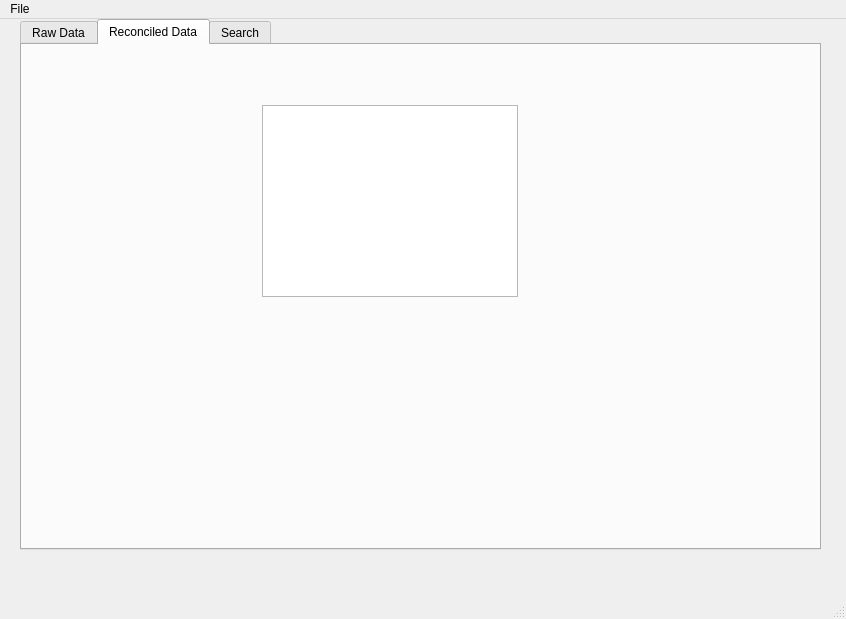
This is Test.ui in slipschutz/geu as Qt 5 draws it before an edit. The edited form follows.
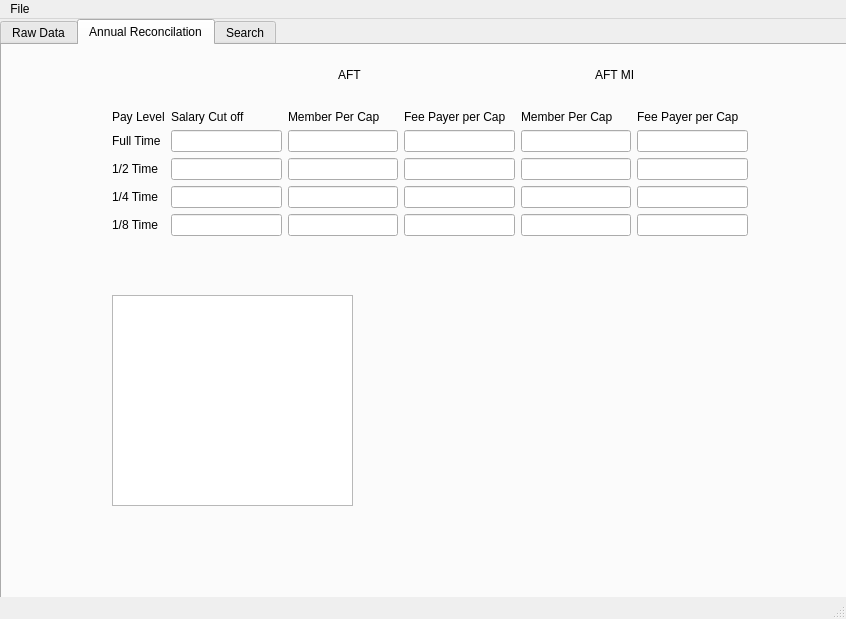
This is the edited form. The open tabs and pages were chosen to show the change.

Commit message: Added lots of fields to the GUI for per cap info input Added the assocaited connections in GUITest to read in this info

Diff of the .ui file:
```diff
--- a/Test.ui
+++ b/Test.ui
@@ -17,10 +17,10 @@
    <widget class="QTabWidget" name="tabWidget">
     <property name="geometry">
      <rect>
-      <x>20</x>
+      <x>0</x>
       <y>0</y>
-      <width>801</width>
-      <height>531</height>
+      <width>851</width>
+      <height>591</height>
      </rect>
     </property>
     <property name="currentIndex">
@@ -144,18 +144,247 @@
     </widget>
     <widget class="QWidget" name="tab">
      <attribute name="title">
-      <string>Reconciled Data</string>
+      <string>Annual Reconcilation</string>
      </attribute>
      <widget class="QListWidget" name="ReconciledList">
       <property name="geometry">
        <rect>
-        <x>240</x>
-        <y>60</y>
-        <width>256</width>
-        <height>192</height>
+        <x>110</x>
+        <y>250</y>
+        <width>241</width>
+        <height>211</height>
        </rect>
       </property>
      </widget>
+     <widget class="QWidget" name="verticalLayoutWidget">
+      <property name="geometry">
+       <rect>
+        <x>110</x>
+        <y>0</y>
+        <width>636</width>
+        <height>191</height>
+       </rect>
+      </property>
+      <layout class="QVBoxLayout" name="verticalLayout">
+       <item>
+        <layout class="QHBoxLayout" name="horizontalLayout">
+         <item>
+          <spacer name="horizontalSpacer">
+           <property name="orientation">
+            <enum>Qt::Horizontal</enum>
+           </property>
+           <property name="sizeHint" stdset="0">
+            <size>
+             <width>40</width>
+             <height>20</height>
+            </size>
+           </property>
+          </spacer>
+         </item>
+         <item>
+          <spacer name="horizontalSpacer_4">
+           <property name="orientation">
+            <enum>Qt::Horizontal</enum>
+           </property>
+           <property name="sizeHint" stdset="0">
+            <size>
+             <width>40</width>
+             <height>20</height>
+            </size>
+           </property>
+          </spacer>
+         </item>
+         <item>
+          <widget class="QLabel" name="label_2">
+           <property name="text">
+            <string>AFT</string>
+           </property>
+          </widget>
+         </item>
+         <item>
+          <spacer name="horizontalSpacer_5">
+           <property name="orientation">
+            <enum>Qt::Horizontal</enum>
+           </property>
+           <property name="sizeHint" stdset="0">
+            <size>
+             <width>40</width>
+             <height>20</height>
+            </size>
+           </property>
+          </spacer>
+         </item>
+         <item>
+          <spacer name="horizontalSpacer_3">
+           <property name="orientation">
+            <enum>Qt::Horizontal</enum>
+           </property>
+           <property name="sizeHint" stdset="0">
+            <size>
+             <width>40</width>
+             <height>20</height>
+            </size>
+           </property>
+          </spacer>
+         </item>
+         <item>
+          <widget class="QLabel" name="label">
+           <property name="text">
+            <string>AFT MI</string>
+           </property>
+          </widget>
+         </item>
+         <item>
+          <spacer name="horizontalSpacer_2">
+           <property name="orientation">
+            <enum>Qt::Horizontal</enum>
+           </property>
+           <property name="sizeHint" stdset="0">
+            <size>
+             <width>40</width>
+             <height>20</height>
+            </size>
+           </property>
+          </spacer>
+         </item>
+        </layout>
+       </item>
+       <item>
+        <layout class="QGridLayout" name="gridLayout">
+         <item row="0" column="1">
+          <widget class="QLabel" name="label_12">
+           <property name="text">
+            <string>Salary Cut off</string>
+           </property>
+          </widget>
+         </item>
+         <item row="4" column="0">
+          <widget class="QLabel" name="label_9">
+           <property name="text">
+            <string>1/8 Time</string>
+           </property>
+          </widget>
+         </item>
+         <item row="0" column="2">
+          <widget class="QLabel" name="label_13">
+           <property name="text">
+            <string>Member Per Cap</string>
+           </property>
+          </widget>
+         </item>
+         <item row="0" column="5">
+          <widget class="QLabel" name="label_16">
+           <property name="text">
+            <string>Fee Payer per Cap</string>
+           </property>
+          </widget>
+         </item>
+         <item row="3" column="0">
+          <widget class="QLabel" name="label_7">
+           <property name="text">
+            <string>1/4 Time</string>
+           </property>
+          </widget>
+         </item>
+         <item row="0" column="0">
+          <widget class="QLabel" name="label_11">
+           <property name="text">
+            <string>Pay Level</string>
+           </property>
+          </widget>
+         </item>
+         <item row="0" column="4">
+          <widget class="QLabel" name="label_15">
+           <property name="text">
+            <string>Member Per Cap</string>
+           </property>
+          </widget>
+         </item>
+         <item row="2" column="0">
+          <widget class="QLabel" name="label_8">
+           <property name="text">
+            <string>1/2 Time</string>
+           </property>
+          </widget>
+         </item>
+         <item row="1" column="0">
+          <widget class="QLabel" name="label_6">
+           <property name="text">
+            <string>Full Time</string>
+           </property>
+          </widget>
+         </item>
+         <item row="0" column="3">
+          <widget class="QLabel" name="label_14">
+           <property name="text">
+            <string>Fee Payer per Cap</string>
+           </property>
+          </widget>
+         </item>
+         <item row="1" column="1">
+          <widget class="QLineEdit" name="FullTime_CutOff"/>
+         </item>
+         <item row="2" column="1">
+          <widget class="QLineEdit" name="HalfTime_CutOff"/>
+         </item>
+         <item row="3" column="1">
+          <widget class="QLineEdit" name="QuarterTime_CutOff"/>
+         </item>
+         <item row="4" column="1">
+          <widget class="QLineEdit" name="EighthTime_CutOff"/>
+         </item>
+         <item row="1" column="2">
+          <widget class="QLineEdit" name="FullTime_AFTMemPerCap"/>
+         </item>
+         <item row="2" column="2">
+          <widget class="QLineEdit" name="HalfTime_AFTMemPerCap"/>
+         </item>
+         <item row="3" column="2">
+          <widget class="QLineEdit" name="QuarterTime_AFTMemPerCap"/>
+         </item>
+         <item row="4" column="2">
+          <widget class="QLineEdit" name="EighthTime_AFTMemPerCap"/>
+         </item>
+         <item row="1" column="3">
+          <widget class="QLineEdit" name="FullTime_AFTFeePerCap"/>
+         </item>
+         <item row="2" column="3">
+          <widget class="QLineEdit" name="HalfTime_AFTFeePerCap"/>
+         </item>
+         <item row="3" column="3">
+          <widget class="QLineEdit" name="QuarterTime_AFTFeePerCap"/>
+         </item>
+         <item row="4" column="3">
+          <widget class="QLineEdit" name="EighthTime_AFTFeePerCap"/>
+         </item>
+         <item row="1" column="4">
+          <widget class="QLineEdit" name="FullTime_AFTMIMemPerCap"/>
+         </item>
+         <item row="2" column="4">
+          <widget class="QLineEdit" name="HalfTime_AFTMIMemPerCap"/>
+         </item>
+         <item row="3" column="4">
+          <widget class="QLineEdit" name="QuarterTime_AFTMIMemPerCap"/>
+         </item>
+         <item row="4" column="4">
+          <widget class="QLineEdit" name="EighthTime_AFTMIMemPerCap"/>
+         </item>
+         <item row="1" column="5">
+          <widget class="QLineEdit" name="FullTime_AFTMIFeePerCap"/>
+         </item>
+         <item row="2" column="5">
+          <widget class="QLineEdit" name="HalfTime_AFTMIFeePerCap"/>
+         </item>
+         <item row="3" column="5">
+          <widget class="QLineEdit" name="QuarterTime_AFTMIFeePerCap"/>
+         </item>
+         <item row="4" column="5">
+          <widget class="QLineEdit" name="EighthTime_AFTMIFeePerCap"/>
+         </item>
+        </layout>
+       </item>
+      </layout>
+     </widget>
     </widget>
     <widget class="QWidget" name="tab_2">
      <attribute name="title">
```
Left out of the diff: 4 changed lines with no effect on the pictures. The commit also changes 1 other file.
